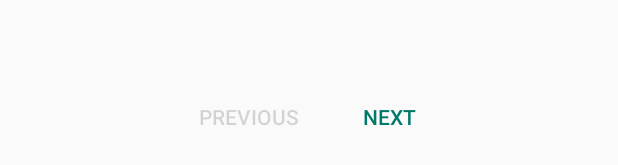
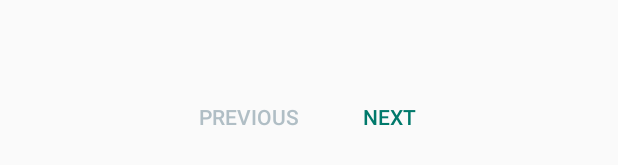
Before and after one commit to Lordeveraxe/TheCatApi, an Android app: the layout activity_main.xml on its own in the app's theme, with its tools: preview values and no code run, on a phone screen of 412 x 824 dp. Shown: the part 1055-1220 px from the top of the screen. Run offline under Robolectric (Android 15) with nearby library versions, the phone set to English and light mode, and no system bars.

Commit message:
Design changes

```diff
--- a/app/src/main/java/com/example/thecatapi/ui/main/MainActivity.kt
+++ b/app/src/main/java/com/example/thecatapi/ui/main/MainActivity.kt
@@ -50,6 +50,7 @@ class MainActivity : AppCompatActivity() {
         // Observe LiveData for breed data
         viewModel.breedData.observe(this) { breedsWithImages ->
             breedAdapter.updateData(breedsWithImages)  // Update the list with the new page data
+            recyclerView.scrollToPosition(0) // Scroll back to the top of the list
         }
 
         // Observe UI state
--- /dev/null
+++ b/app/src/main/res/color/button_text_color.xml
@@ -0,0 +1,7 @@
+<?xml version="1.0" encoding="utf-8"?>
+<selector xmlns:android="http://schemas.android.com/apk/res/android">
+    <!-- Color when the button is enabled -->
+    <item android:color="#00796B" android:state_enabled="true" />
+    <!-- Color when the button is disabled -->
+    <item android:color="#B0BEC5" android:state_enabled="false" />
+</selector>
--- a/app/src/main/res/layout/activity_main.xml
+++ b/app/src/main/res/layout/activity_main.xml
@@ -41,7 +41,8 @@
             android:layout_width="wrap_content"
             android:layout_height="wrap_content"
             android:text="@string/previous"
-            android:enabled="false" /> <!-- Disabled initially because there's no previous page -->
+            android:enabled="false"
+            android:textColor="@color/button_text_color" />
 
         <Button
             android:id="@+id/nextPageButton"
```
